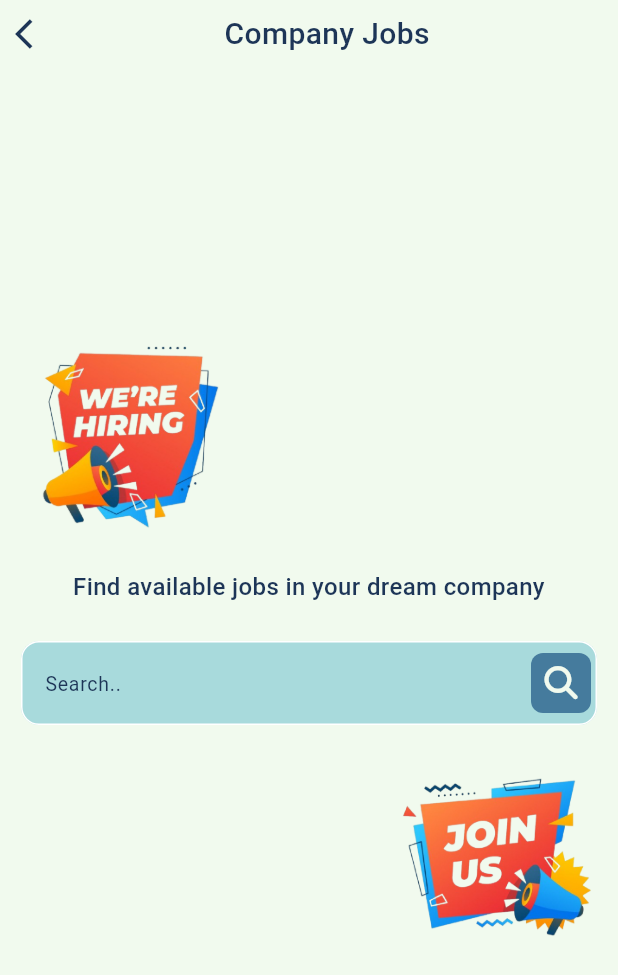
After one commit to AbdelrhmanNashaat/TalentHub, a Flutter app: the CompanyJobsView screen opened directly, on a phone screen of 412 x 824 dp. The commit adds this screen. Shown: the top 975 px of the screen. Run offline on Flutter 3.47's test engine with Material 3 defaults, Android fonts, the phone set to English and light mode, and no system bars; our stand-ins replace cached_network_image, dartz, dio, firebase_auth, firebase_core, flutter_animate and 12 more; missing offline and left inert: flutter_facebook_auth; accounts and stored records are empty.

Commit message:
Refactor import statements and update UI in CompanyViewBody widget

```diff
--- a/lib/core/utils/assets.dart
+++ b/lib/core/utils/assets.dart
@@ -15,4 +15,6 @@ class Assets {
   static const String searchEngine = 'assets/images/searchEngine.png';
   static const String searchJobBg = 'assets/images/searchJobBg.png';
   static const String searchCompany = 'assets/images/searchCompany.png';
+  static const String hiring = 'assets/images/hiring.png';
+  static const String joinUs = 'assets/images/joinUs.png';
 }
--- a/lib/core/widgets/text_field.dart
+++ b/lib/core/widgets/text_field.dart
@@ -76,7 +76,7 @@ class _CustomTextFieldState extends State<CustomTextField> {
               color: widget.hintTextColor ?? Constant.iconColor,
             ),
         errorStyle: CustomTextStyles.style16Medium.copyWith(
-          fontSize: 14,
+          fontSize: 12,
           color: widget.errorColor ?? Colors.red,
         ),
         focusedBorder: borderMethod(),
--- a/lib/features/home/presentation/manager/company_job_cubit/company_job_cubit.dart
+++ b/lib/features/home/presentation/manager/company_job_cubit/company_job_cubit.dart
@@ -1,5 +1,6 @@
 import 'dart:developer';
 
+import 'package:flutter/material.dart';
 import 'package:flutter_bloc/flutter_bloc.dart';
 import 'package:hire_me/features/home/data/repo/home_repo.dart';
 
@@ -8,6 +9,7 @@ import 'company_job_state.dart';
 class CompanyJobCubit extends Cubit<CompanyJobState> {
   final HomeRepo homeRepo;
   CompanyJobCubit({required this.homeRepo}) : super(CompanyJobInitial());
+  final GlobalKey<FormState> formKey = GlobalKey<FormState>();
   Future<void> getCompanyJobs({required String companyName}) async {
     log('CompanyJobCubit: $companyName');
     emit(CompanyJobLoading());
--- a/lib/features/home/presentation/manager/search_job_cubit/search_job_cubit.dart
+++ b/lib/features/home/presentation/manager/search_job_cubit/search_job_cubit.dart
@@ -6,7 +6,7 @@ import 'search_job_state.dart';
 class SearchJobCubit extends Cubit<SearchJobState> {
   final HomeRepo homeRepo;
   SearchJobCubit({required this.homeRepo}) : super(SearchJobInitial());
-  TextEditingController searchController = TextEditingController();
+  final TextEditingController searchController = TextEditingController();
   Future<void> searchJob() async {
     emit(SearchJobLoading());
     var data =
--- a/lib/features/home/presentation/views/company_jobs_view.dart
+++ b/lib/features/home/presentation/views/company_jobs_view.dart
@@ -3,8 +3,8 @@ import 'package:flutter_bloc/flutter_bloc.dart';
 import 'package:hire_me/constant.dart';
 import 'package:hire_me/core/services/services_locator.dart';
 import 'package:hire_me/features/home/presentation/manager/company_job_cubit/company_job_cubit.dart';
-
-import '../../data/repo/home_repo.dart';
+import '../../data/repo/home_repo_implementation.dart';
+import 'widgets/company_jobs_view_body.dart';
 
 class CompanyJobsView extends StatelessWidget {
   const CompanyJobsView({super.key});
@@ -13,10 +13,11 @@ class CompanyJobsView extends StatelessWidget {
   Widget build(BuildContext context) {
     return BlocProvider<CompanyJobCubit>(
       create: (context) => CompanyJobCubit(
-        homeRepo: getIt<HomeRepo>(),
+        homeRepo: getIt.get<HomeRepoImplementation>(),
       ),
       child: Scaffold(
         backgroundColor: Constant.scaffoldColor,
+        body: const SafeArea(child: CompanyJobsViewBody()),
       ),
     );
   }
--- /dev/null
+++ b/lib/features/home/presentation/views/widgets/company_jobs_view_body.dart
@@ -0,0 +1,93 @@
+import 'package:flutter/material.dart';
+import 'package:flutter_bloc/flutter_bloc.dart';
+import 'package:hire_me/core/common/functions.dart';
+import 'package:hire_me/core/utils/assets.dart';
+import 'package:hire_me/features/home/presentation/views/widgets/available_job_view.dart';
+import '../../../../../constant.dart';
+import '../../../../../core/utils/text_styles.dart';
+import '../../../../../core/widgets/back_button.dart';
+import '../../manager/company_job_cubit/company_job_cubit.dart';
+import 'search_bar.dart';
+
+class CompanyJobsViewBody extends StatelessWidget {
+  const CompanyJobsViewBody({super.key});
+
+  @override
+  Widget build(BuildContext context) {
+    final bloc = BlocProvider.of<CompanyJobCubit>(context);
+    final TextEditingController searchController = TextEditingController();
+    return Form(
+      key: bloc.formKey,
+      child: Padding(
+        padding: const EdgeInsets.symmetric(horizontal: 10),
+        child: Column(
+          children: [
+            const SizedBox(height: 8),
+            Row(
+              children: [
+                const CustomBackWidget(),
+                const Spacer(),
+                Center(
+                  child: Text(
+                    'Company Jobs',
+                    style: CustomTextStyles.style20Medium.copyWith(
+                      color: Constant.primaryColor,
+                    ),
+                  ),
+                ),
+                const Spacer(),
+              ],
+            ),
+            const Spacer(),
+            Row(
+              mainAxisAlignment: MainAxisAlignment.start,
+              children: [
+                Image.asset(
+                  Assets.hiring,
+                  width: 150,
+                ),
+              ],
+            ),
+            Text('Find available jobs in your dream company',
+                style: CustomTextStyles.style16Medium.copyWith(
+                  color: Constant.primaryColor,
+                  fontWeight: FontWeight.w500,
+                ),
+                textAlign: TextAlign.center),
+            const SizedBox(height: 25),
+            Padding(
+              padding: const EdgeInsets.symmetric(horizontal: 4),
+              child: SearchTextFiled(
+                errorColor: Colors.red,
+                fillColor: Constant.circleAvatar,
+                hintTextColor: Constant.searchHintTextColor,
+                controller: searchController,
+                hintText: 'Search..',
+                onTap: () {
+                  if (bloc.formKey.currentState!.validate()) {
+                    CommonFunctions().navWithReplacement(
+                      context: context,
+                      pageName: AvailableJobView(
+                          companyName: searchController.text.trim()),
+                    );
+                  }
+                },
+              ),
+            ),
+            const SizedBox(height: 15),
+            Row(
+              mainAxisAlignment: MainAxisAlignment.end,
+              children: [
+                Image.asset(
+                  Assets.joinUs,
+                  width: 140,
+                ),
+              ],
+            ),
+            const Spacer(),
+          ],
+        ),
+      ),
+    );
+  }
+}
--- a/lib/features/home/presentation/views/widgets/home_middle_widget.dart
+++ b/lib/features/home/presentation/views/widgets/home_middle_widget.dart
@@ -1,5 +1,6 @@
 import 'package:flutter/material.dart';
 import 'package:hire_me/core/common/functions.dart';
+import 'package:hire_me/features/home/presentation/views/company_jobs_view.dart';
 import 'package:hire_me/features/home/presentation/views/search_view.dart';
 
 import '../../../../../constant.dart';
@@ -49,7 +50,10 @@ class HomeMiddleWidget extends StatelessWidget {
           ),
           const SizedBox(height: 15),
           HomeCardWidget(
-            onTap: () {},
+            onTap: () => CommonFunctions().navWithoutReplacement(
+              context: context,
+              pageName: const CompanyJobsView(),
+            ),
             title: 'Search for a Job in specific Company',
             textColor: Constant.scaffoldColor,
             backGroundColor: Constant.primaryColor,
--- a/lib/features/home/presentation/views/widgets/search_bar.dart
+++ b/lib/features/home/presentation/views/widgets/search_bar.dart
@@ -34,7 +34,7 @@ class SearchTextFiled extends StatelessWidget {
       errorColor: errorColor ?? Constant.scaffoldColor,
       validationValue: (value) {
         if (value!.isEmpty) {
-          return 'Please enter something to search';
+          return 'Please enter a search term';
         }
         return null;
       },
```
Also changed, not shown: lib/features/home/presentation/views/widgets/available_job_view.dart (added, +26 -0 lines), lib/features/home/presentation/views/widgets/available_jobs_view_body.dart (added, +10 -0 lines), lib/features/home/presentation/views/widgets/company_view_body.dart (+7 -1 lines), assets/images/joinUs.png (added).
